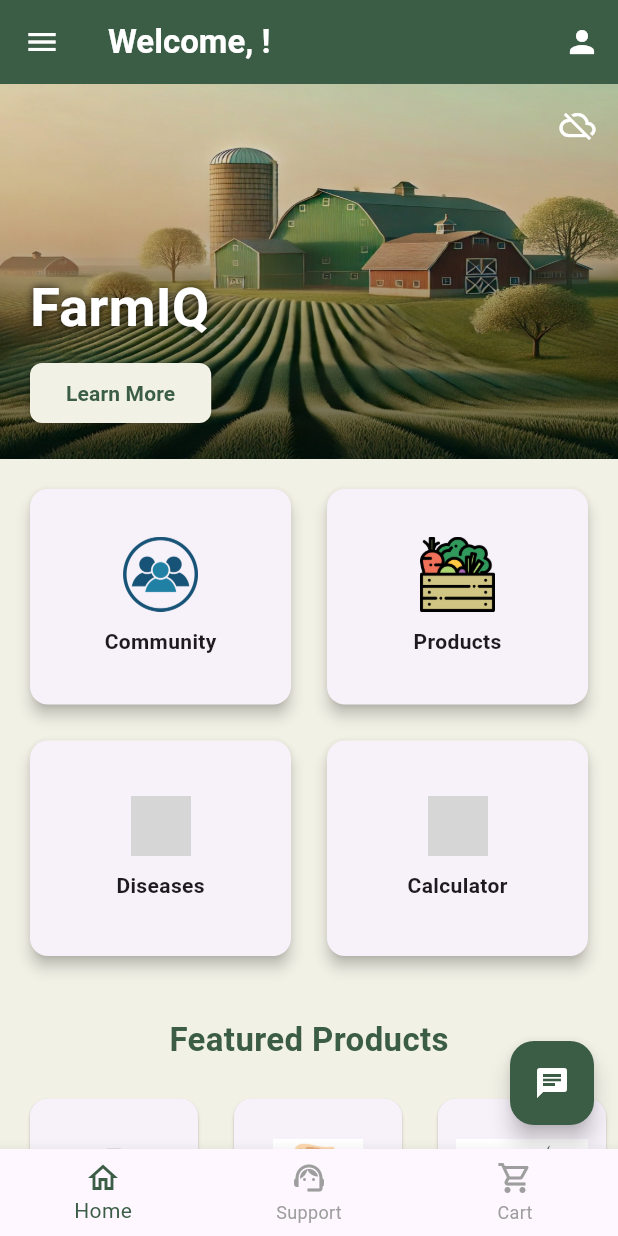
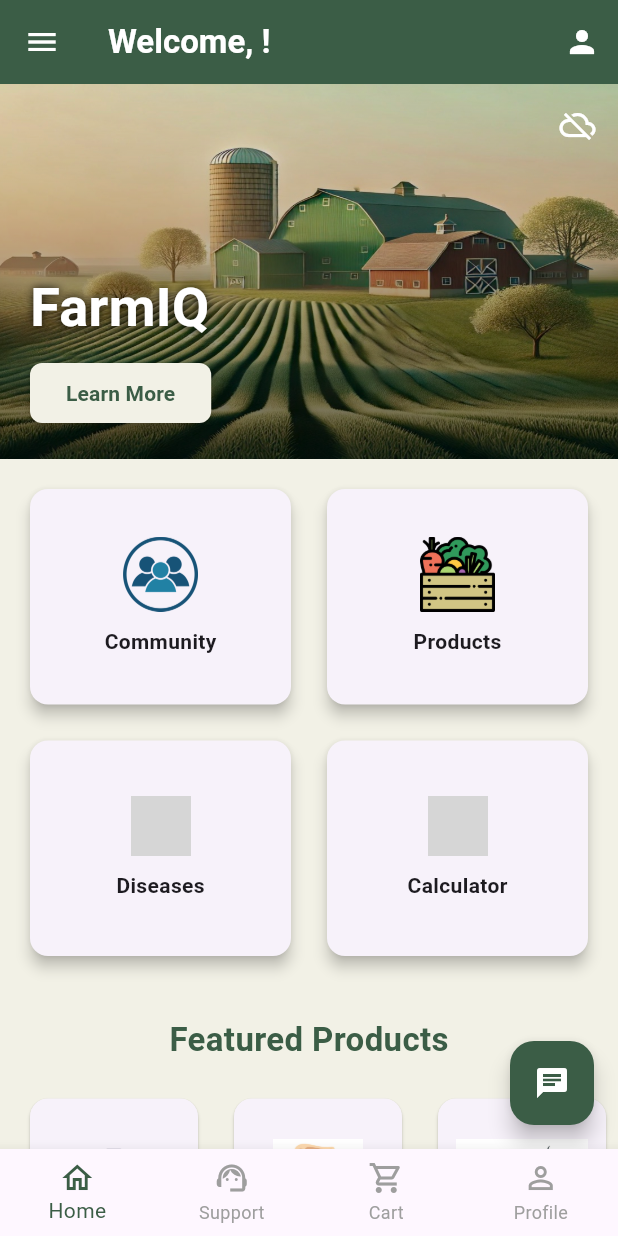
Before and after one commit to krishna8178/FarmIQ, a Flutter app: the MainLayout screen opened directly, on a phone screen of 412 x 824 dp. Run offline on Flutter 3.47's test engine with Material 3 defaults, Android fonts, the light colour scheme and no system bars; our stand-ins replace shared_preferences, shimmer, socket_io_client; accounts and stored records are empty; network calls fail; Roboto replaces fonts that are missing (Poppins); grey boxes are pictures that could not be loaded.

Commit message:
Revert "3 options in footer"
This reverts commit c0e499b1977a544e9f9b80eba2ef4389bb66fd07.

```diff
--- a/lib/screens/main_layout.dart
+++ b/lib/screens/main_layout.dart
@@ -2,9 +2,9 @@ import 'package:flutter/material.dart';
 import 'package:provider/provider.dart';
 import 'package:farmiq_app/providers/cart_provider.dart';
 import 'home_screen.dart';
-import 'support_screen.dart';
+import 'support_screen.dart'; // Using your new support screen
 import 'cart_screen.dart';
-// REMOVED: No longer need to import profile_screen here
+import 'profile_screen.dart';
 
 class MainLayout extends StatefulWidget {
   const MainLayout({super.key});
@@ -16,11 +16,12 @@ class MainLayout extends StatefulWidget {
 class _MainLayoutState extends State<MainLayout> {
   int _selectedIndex = 0;
 
-  // REMOVED: ProfileScreen is no longer part of the main pages
+  // This is the correct list of pages for your 4-tab layout
   static const List<Widget> _pages = <Widget>[
     HomeScreen(),
     SupportScreen(),
     CartScreen(),
+    ProfileScreen(),
   ];
 
   void _onItemTapped(int index) {
@@ -36,10 +37,9 @@ class _MainLayoutState extends State<MainLayout> {
       bottomNavigationBar: BottomNavigationBar(
         currentIndex: _selectedIndex,
         onTap: _onItemTapped,
-        selectedItemColor: const Color(0xFF3B5D46),
+        selectedItemColor: const Color(0xFF3B5D46), // Your theme color
         unselectedItemColor: Colors.grey,
-        type: BottomNavigationBarType.fixed,
-        // REMOVED: The BottomNavigationBarItem for Profile is gone
+        type: BottomNavigationBarType.fixed, // Ensures all labels are visible with 4 items
         items: <BottomNavigationBarItem>[
           const BottomNavigationBarItem(
             icon: Icon(Icons.home_outlined),
@@ -52,6 +52,7 @@ class _MainLayoutState extends State<MainLayout> {
           BottomNavigationBarItem(
             icon: Consumer<CartProvider>(
               builder: (context, cart, child) {
+                // This will show a badge with the number of items in the cart
                 final itemCount = cart.cart?.items.length ?? 0;
                 return Badge(
                   label: Text('$itemCount'),
@@ -62,6 +63,10 @@ class _MainLayoutState extends State<MainLayout> {
             ),
             label: 'Cart',
           ),
+          const BottomNavigationBarItem(
+            icon: Icon(Icons.person_outline),
+            label: 'Profile',
+          ),
         ],
       ),
     );
```
Also changed, not shown: lib/screens/cart_screen.dart (+18 -11 lines), pubspec.yaml (+10 -64 lines), pubspec.lock, 1 other file.
